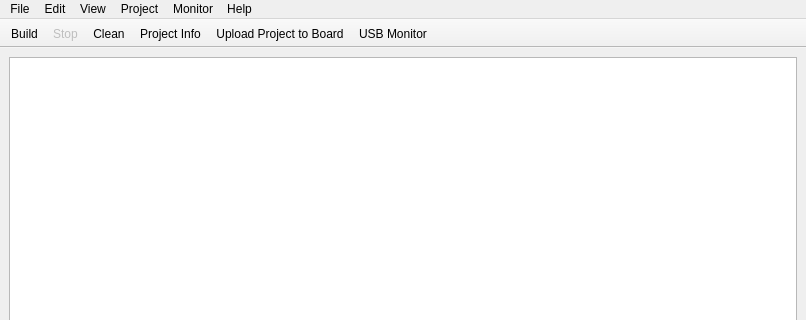
This is mcbuilder/trunk/layouts/mainwindow.ui in makingthings/makecontroller as Qt 5 draws it before an edit; both pictures show x 0 to 806 and y 0 to 320 of the 806 by 661 pixel window. The edited form follows.
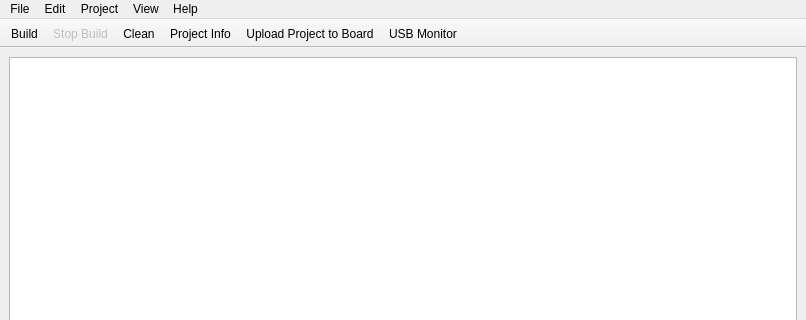
This is the edited form. Icons and pictures are not drawn.

Commit message: - remove appboard files from core...only include as libraries - fix loading of libraries into UI and into Makefile

```diff
--- a/mcbuilder/trunk/layouts/mainwindow.ui
+++ b/mcbuilder/trunk/layouts/mainwindow.ui
@@ -223,19 +223,12 @@
     <property name="title" >
      <string>View</string>
     </property>
-    <addaction name="actionClear_Output_Console" />
-   </widget>
-   <widget class="QMenu" name="menuMonitor" >
-    <property name="title" >
-     <string>Monitor</string>
-    </property>
     <addaction name="actionUsb_Monitor" />
    </widget>
    <addaction name="menuFile" />
    <addaction name="menuEdit" />
-   <addaction name="menuView" />
    <addaction name="menuProject" />
-   <addaction name="menuMonitor" />
+   <addaction name="menuView" />
    <addaction name="menuHelp" />
   </widget>
   <widget class="QStatusBar" name="statusbar" >
@@ -492,7 +485,7 @@
      <normaloff>:/icons/stop.tiff</normaloff>:/icons/stop.tiff</iconset>
    </property>
    <property name="text" >
-    <string>Stop</string>
+    <string>Stop Build</string>
    </property>
   </action>
   <action name="actionUpdate" >
```
Left out of the diff: 2 changed lines with no effect on the pictures. The commit also changes 5 other files.
